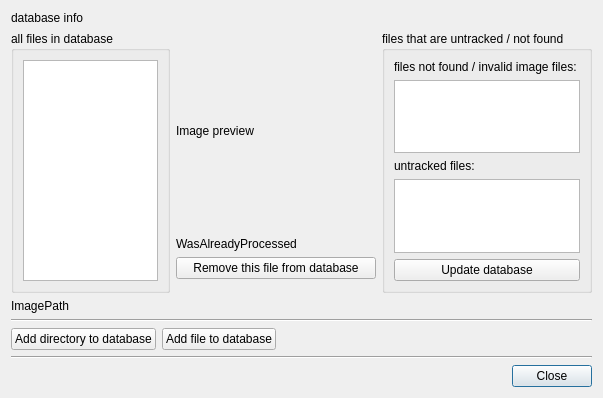
This is editdatabasedlg.ui in seanet7or/mosaicit as Qt 5 draws it before an edit. The edited form follows.
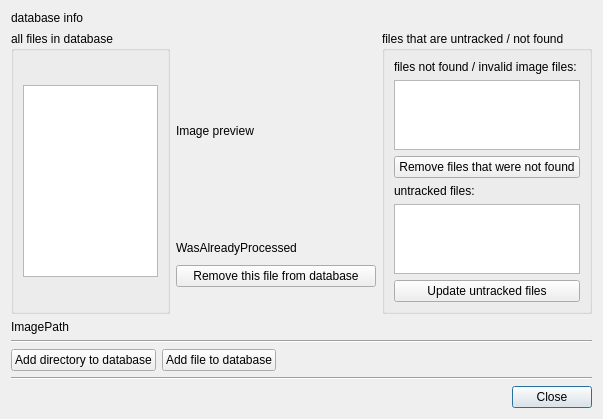
This is the edited form. Icons and pictures are not drawn.

Commit message: added remove files that were not found button in edit database dialog

Patch:
```diff
--- a/editdatabasedlg.ui
+++ b/editdatabasedlg.ui
@@ -68,7 +68,7 @@
         <item>
          <widget class="QListWidget" name="fileList">
           <property name="sizePolicy">
-           <sizepolicy hsizetype="Preferred" vsizetype="Expanding">
+           <sizepolicy hsizetype="Preferred" vsizetype="Maximum">
             <horstretch>0</horstretch>
             <verstretch>0</verstretch>
            </sizepolicy>
@@ -98,6 +98,13 @@
           </property>
          </widget>
         </item>
+        <item>
+         <widget class="QPushButton" name="removeInvalidButton">
+          <property name="text">
+           <string>Remove files that were not found</string>
+          </property>
+         </widget>
+        </item>
         <item>
          <widget class="QLabel" name="label_2">
           <property name="text">
@@ -115,7 +122,7 @@
         <item>
          <widget class="QPushButton" name="updateDatabaseButton">
           <property name="text">
-           <string>Update database</string>
+           <string>Update untracked files</string>
           </property>
          </widget>
         </item>
```
The commit also changes 5 other files.
